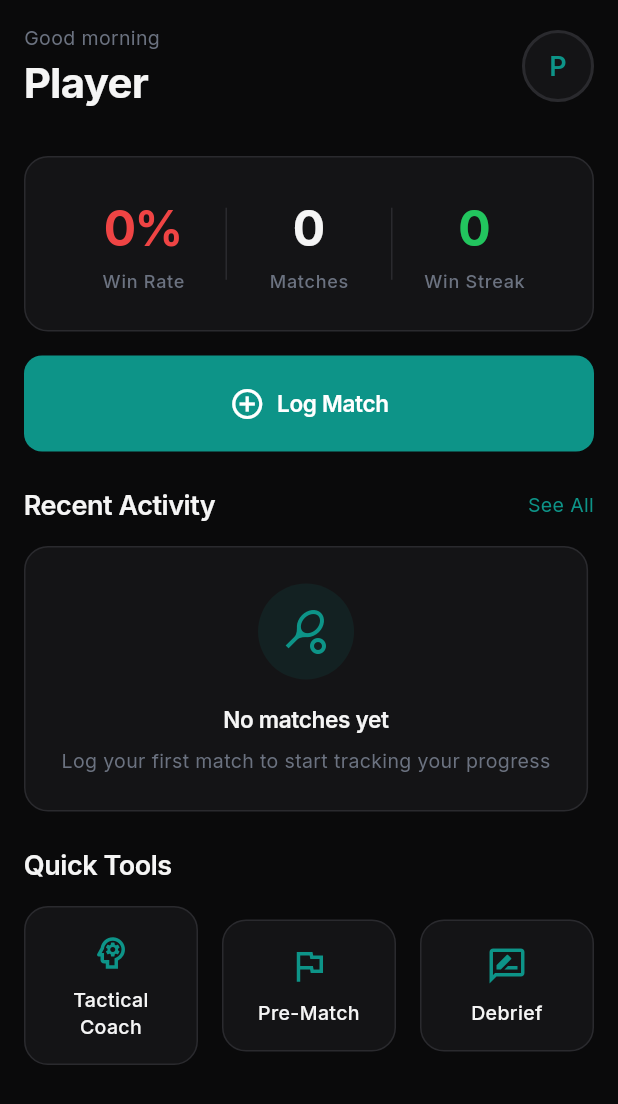
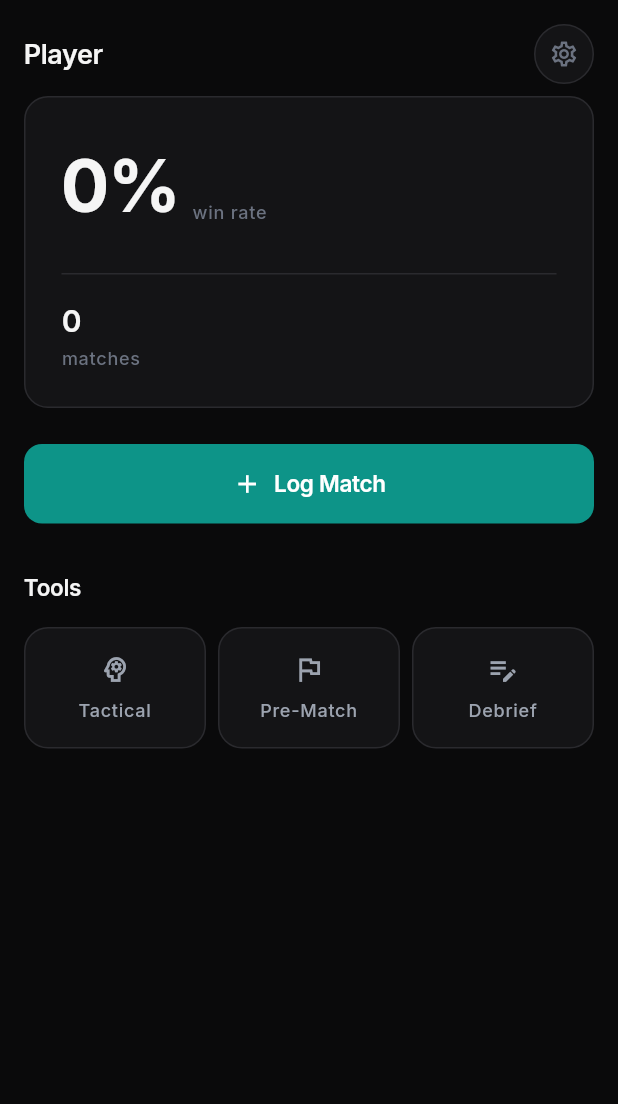
Before and after one commit to baruwaa12/TennisGPT, a Flutter app: the HomeScreen screen opened directly, on a phone screen of 412 x 824 dp. Shown: the top 1104 px of the screen. Run offline on Flutter 3.47's test engine with Material 3 defaults, Android fonts, the phone set to English and light mode, and no system bars; our stand-ins replace flutter_secure_storage, google_fonts, google_sign_in, share_plus, shared_preferences; missing offline and left inert: purchases_flutter; accounts and stored records are empty; network calls fail.

Commit message:
Refine Home Screen: calmer, premium Whoop x Strava aesthetic

```diff
--- a/lib/screens/home_screen.dart
+++ b/lib/screens/home_screen.dart
@@ -13,15 +13,18 @@ import 'mental_check_in_screen.dart';
 import 'emotional_reset_screen.dart';
 import 'settings_screen.dart';
 
-/// Home Screen - Dashboard Hub
+/// Home Screen - Performance Dashboard
 ///
-/// Design: Strava-inspired feed with Whoop-style insights
-/// Structure:
-/// 1. Header (greeting + profile)
-/// 2. Stats overview card
-/// 3. Primary action (Log Match)
-/// 4. Recent activity feed
-/// 5. Quick access tools
+/// Design Philosophy:
+/// - Strava structure: Clear dashboard, performance-first
+/// - Whoop tone: Calm, confident, coach-like
+/// - Premium feel: Restraint over noise
+///
+/// Hierarchy:
+/// 1. Performance stats (visual anchor)
+/// 2. Primary action (Log Match)
+/// 3. Recent activity (context)
+/// 4. Quick tools (secondary)
 
 class HomeScreen extends StatefulWidget {
   const HomeScreen({super.key});
@@ -83,13 +86,6 @@ class _HomeScreenState extends State<HomeScreen> {
     return isWinStreak ? streak : -streak;
   }
 
-  String _getGreeting() {
-    final hour = DateTime.now().hour;
-    if (hour < 12) return 'Good morning';
-    if (hour < 17) return 'Good afternoon';
-    return 'Good evening';
-  }
-
   @override
   Widget build(BuildContext context) {
     final authService = Provider.of<AuthService>(context);
@@ -106,7 +102,7 @@ class _HomeScreenState extends State<HomeScreen> {
           child: CustomScrollView(
             physics: const AlwaysScrollableScrollPhysics(),
             slivers: [
-              // Header
+              // Minimal header
               SliverToBoxAdapter(
                 child: _buildHeader(context, authService, firstName),
               ),
@@ -116,31 +112,25 @@ class _HomeScreenState extends State<HomeScreen> {
                 padding: const EdgeInsets.symmetric(horizontal: AppTheme.spaceMD),
                 sliver: SliverList(
                   delegate: SliverChildListDelegate([
-                    const SizedBox(height: AppTheme.spaceMD),
 
-                    // Stats Overview Card
-                    _buildStatsCard(),
-
-                    const SizedBox(height: AppTheme.spaceMD),
-
-                    // Primary Action - Log Match
-                    _buildPrimaryAction(),
+                    // Performance Card - Visual Anchor
+                    _buildPerformanceCard(streakService),
 
                     const SizedBox(height: AppTheme.spaceLG),
 
-                    // Streak indicator (if active)
-                    if (streakService.currentStreak > 0) ...[
-                      _buildStreakBanner(streakService),
-                      const SizedBox(height: AppTheme.spaceLG),
+                    // Primary Action
+                    _buildPrimaryAction(),
+
+                    const SizedBox(height: AppTheme.spaceXL),
+
+                    // Recent Activity
+                    if (_recentMatches.isNotEmpty) ...[
+                      _buildRecentActivity(),
+                      const SizedBox(height: AppTheme.spaceXL),
                     ],
 
-                    // Recent Activity
-                    _buildRecentActivity(),
-
-                    const SizedBox(height: AppTheme.spaceLG),
-
-                    // Quick Tools
-                    _buildQuickTools(),
+                    // Tools (minimal)
+                    _buildToolsSection(),
 
                     const SizedBox(height: AppTheme.spaceXXL),
                   ]),
@@ -153,29 +143,25 @@ class _HomeScreenState extends State<HomeScreen> {
     );
   }
 
+  /// Minimal header - name and settings only
   Widget _buildHeader(BuildContext context, AuthService authService, String firstName) {
     return Padding(
-      padding: const EdgeInsets.all(AppTheme.spaceMD),
+      padding: const EdgeInsets.fromLTRB(
+        AppTheme.spaceMD,
+        AppTheme.spaceMD,
+        AppTheme.spaceMD,
+        AppTheme.spaceSM,
+      ),
       child: Row(
         mainAxisAlignment: MainAxisAlignment.spaceBetween,
         children: [
-          // Greeting
-          Column(
-            crossAxisAlignment: CrossAxisAlignment.start,
-            children: [
-              Text(
-                _getGreeting(),
-                style: AppTheme.bodySmall,
-              ),
-              const SizedBox(height: AppTheme.spaceXS),
+          // Simple name, no greeting
           Text(
             firstName,
-                style: AppTheme.headingLarge,
-              ),
-            ],
+            style: AppTheme.headingMedium,
           ),
 
-          // Profile avatar
+          // Settings icon
           GestureDetector(
             onTap: () {
               HapticFeedback.lightImpact();
@@ -185,22 +171,18 @@ class _HomeScreenState extends State<HomeScreen> {
               );
             },
             child: Container(
-              width: 48,
-              height: 48,
+              width: 40,
+              height: 40,
               decoration: BoxDecoration(
                 color: AppTheme.surfaceCard,
                 shape: BoxShape.circle,
-                border: Border.all(color: AppTheme.surfaceBorder, width: 2),
+                border: Border.all(color: AppTheme.surfaceBorder),
               ),
-              child: authService.userPhotoURL != null
-                  ? ClipOval(
-                      child: Image.network(
-                        authService.userPhotoURL!,
-                        fit: BoxFit.cover,
-                        errorBuilder: (_, __, ___) => _buildAvatarFallback(firstName),
+              child: const Icon(
+                Icons.settings_outlined,
+                color: AppTheme.textMuted,
+                size: 20,
               ),
-                    )
-                  : _buildAvatarFallback(firstName),
             ),
           ),
         ],
@@ -208,102 +190,99 @@ class _HomeScreenState extends State<HomeScreen> {
     );
   }
 
-  Widget _buildAvatarFallback(String name) {
-    return Center(
-      child: Text(
-        name.substring(0, 1).toUpperCase(),
-        style: AppTheme.headingMedium.copyWith(color: AppTheme.primary),
-      ),
-    );
-  }
-
-  Widget _buildStatsCard() {
+  /// Performance Card - The visual anchor
+  /// Hierarchy: Primary stat → Secondary stats → Tertiary indicators
+  Widget _buildPerformanceCard(StreakService streakService) {
     final winPercentage = (_winRate * 100).toStringAsFixed(0);
 
-    return TGCard(
+    return Container(
       padding: AppTheme.cardPaddingLarge,
+      decoration: AppTheme.cardDecoration,
       child: Column(
+        crossAxisAlignment: CrossAxisAlignment.start,
         children: [
-          // Stats row
+          // Primary Stat: Win Rate (large, prominent)
           Row(
+            crossAxisAlignment: CrossAxisAlignment.end,
             children: [
-              Expanded(
-                child: _buildStatItem(
-                  value: '$winPercentage%',
-                  label: 'Win Rate',
-                  valueColor: double.parse(winPercentage) >= 50
-                      ? AppTheme.win
-                      : AppTheme.loss,
+              Text(
+                '$winPercentage%',
+                style: AppTheme.statLarge.copyWith(
+                  fontSize: 48,
+                  color: AppTheme.textPrimary,
                 ),
               ),
-              Container(
-                width: 1,
-                height: 48,
-                color: AppTheme.surfaceBorder,
-              ),
-              Expanded(
-                child: _buildStatItem(
-                  value: '$_totalMatches',
-                  label: 'Matches',
-                ),
-              ),
-              Container(
-                width: 1,
-                height: 48,
-                color: AppTheme.surfaceBorder,
-              ),
-              Expanded(
-                child: _buildStatItem(
-                  value: '${_currentStreak.abs()}',
-                  label: _currentStreak >= 0 ? 'Win Streak' : 'Loss Streak',
-                  valueColor: _currentStreak >= 0 ? AppTheme.win : AppTheme.loss,
+              const SizedBox(width: AppTheme.spaceSM),
+              Padding(
+                padding: const EdgeInsets.only(bottom: 8),
+                child: Text(
+                  'win rate',
+                  style: AppTheme.label,
                 ),
               ),
             ],
           ),
 
-          // Last 5 matches visual
+          const SizedBox(height: AppTheme.spaceLG),
+
+          // Divider
+          Container(height: 1, color: AppTheme.surfaceBorder),
+
+          const SizedBox(height: AppTheme.spaceMD),
+
+          // Secondary Stats Row
+          Row(
+            children: [
+              // Matches played
+              Expanded(
+                child: _buildSecondaryStatItem(
+                  value: '$_totalMatches',
+                  label: 'matches',
+                ),
+              ),
+
+              // Streak (integrated, not separate)
+              if (_currentStreak != 0)
+                Expanded(
+                  child: _buildSecondaryStatItem(
+                    value: '${_currentStreak.abs()}',
+                    label: _currentStreak > 0 ? 'win streak' : 'to bounce back',
+                    valueColor: _currentStreak > 0 ? AppTheme.win : null,
+                  ),
+                ),
+
+              // App streak (subtle)
+              if (streakService.currentStreak > 0)
+                Expanded(
+                  child: _buildSecondaryStatItem(
+                    value: '${streakService.currentStreak}',
+                    label: 'day streak',
+                  ),
+                ),
+            ],
+          ),
+
+          // Tertiary: Recent form (subtle visual)
           if (_recentMatches.isNotEmpty) ...[
             const SizedBox(height: AppTheme.spaceMD),
-            Container(
-              height: 1,
-              color: AppTheme.surfaceBorder,
-            ),
+            Container(height: 1, color: AppTheme.surfaceBorder),
             const SizedBox(height: AppTheme.spaceMD),
+
             Row(
               children: [
-                Text(
-                  'Last ${_recentMatches.take(5).length}',
-                  style: AppTheme.label,
-                ),
+                Text('Recent', style: AppTheme.label),
                 const SizedBox(width: AppTheme.spaceMD),
                 ...List.generate(
                   _recentMatches.take(5).length,
                   (index) {
-                    final match = _recentMatches[index];
-                    final isWin = match.result.toLowerCase() == 'win';
+                    final isWin = _recentMatches[index].result.toLowerCase() == 'win';
                     return Container(
-                      margin: const EdgeInsets.only(right: AppTheme.spaceSM),
-                      width: 32,
-                      height: 32,
+                      margin: const EdgeInsets.only(right: 6),
+                      width: 8,
+                      height: 8,
                       decoration: BoxDecoration(
-                        color: isWin
-                            ? AppTheme.win.withOpacity(0.15)
-                            : AppTheme.loss.withOpacity(0.15),
-                        borderRadius: BorderRadius.circular(AppTheme.radiusSM),
-                        border: Border.all(
-                          color: isWin ? AppTheme.win : AppTheme.loss,
-                          width: 1,
-                        ),
-                      ),
-                      child: Center(
-                        child: Text(
-                          isWin ? 'W' : 'L',
-                          style: AppTheme.bodySmall.copyWith(
-                            color: isWin ? AppTheme.win : AppTheme.loss,
-                            fontWeight: FontWeight.w600,
-                          ),
-                        ),
+                        color: isWin ? AppTheme.win : AppTheme.loss.withOpacity(0.6),
+                        shape: BoxShape.circle,
                       ),
                     );
                   },
@@ -316,25 +295,27 @@ class _HomeScreenState extends State<HomeScreen> {
     );
   }
 
-  Widget _buildStatItem({
+  Widget _buildSecondaryStatItem({
     required String value,
     required String label,
     Color? valueColor,
   }) {
     return Column(
+      crossAxisAlignment: CrossAxisAlignment.start,
       children: [
         Text(
           value,
-          style: AppTheme.statLarge.copyWith(
+          style: AppTheme.statMedium.copyWith(
             color: valueColor ?? AppTheme.textPrimary,
           ),
         ),
-        const SizedBox(height: AppTheme.spaceXS),
+        const SizedBox(height: 2),
         Text(label, style: AppTheme.label),
       ],
     );
   }
 
+  /// Primary Action - Clear but not overpowering
   Widget _buildPrimaryAction() {
     return GestureDetector(
       onTap: () {
@@ -347,7 +328,7 @@ class _HomeScreenState extends State<HomeScreen> {
       child: Container(
         padding: const EdgeInsets.symmetric(
           horizontal: AppTheme.spaceLG,
-          vertical: AppTheme.spaceMD + 4,
+          vertical: AppTheme.spaceMD,
         ),
         decoration: BoxDecoration(
           color: AppTheme.primary,
@@ -357,9 +338,9 @@ class _HomeScreenState extends State<HomeScreen> {
           mainAxisAlignment: MainAxisAlignment.center,
           children: [
             const Icon(
-              Icons.add_circle_outline,
+              Icons.add,
               color: Colors.white,
-              size: 24,
+              size: 20,
             ),
             const SizedBox(width: AppTheme.spaceSM),
             Text(
@@ -372,54 +353,7 @@ class _HomeScreenState extends State<HomeScreen> {
     );
   }
 
-  Widget _buildStreakBanner(StreakService streakService) {
-    return Container(
-      padding: const EdgeInsets.all(AppTheme.spaceMD),
-      decoration: BoxDecoration(
-        gradient: LinearGradient(
-          colors: [
-            AppTheme.warning.withOpacity(0.2),
-            AppTheme.warning.withOpacity(0.05),
-          ],
-          begin: Alignment.centerLeft,
-          end: Alignment.centerRight,
-        ),
-        borderRadius: BorderRadius.circular(AppTheme.radiusMD),
-        border: Border.all(color: AppTheme.warning.withOpacity(0.3)),
-      ),
-      child: Row(
-        children: [
-          Container(
-            padding: const EdgeInsets.all(AppTheme.spaceSM),
-            decoration: BoxDecoration(
-              color: AppTheme.warning.withOpacity(0.2),
-              borderRadius: BorderRadius.circular(AppTheme.radiusSM),
-            ),
-            child: const Text('🔥', style: TextStyle(fontSize: 20)),
-          ),
-          const SizedBox(width: AppTheme.spaceMD),
-          Expanded(
-            child: Column(
-              crossAxisAlignment: CrossAxisAlignment.start,
-              children: [
-                Text(
-                  '${streakService.currentStreak} Day Streak',
-                  style: AppTheme.headingSmall.copyWith(color: AppTheme.warning),
-                ),
-                Text(
-                  streakService.hasActivityToday
-                      ? "You're on fire!"
-                      : "Log a match to keep it going",
-                  style: AppTheme.bodySmall,
-                ),
-              ],
-            ),
-          ),
-        ],
-      ),
-    );
-  }
-
+  /// Recent Activity - Context with subtle insights
   Widget _buildRecentActivity() {
     return Column(
       crossAxisAlignment: CrossAxisAlignment.start,
@@ -428,7 +362,7 @@ class _HomeScreenState extends State<HomeScreen> {
         Row(
           mainAxisAlignment: MainAxisAlignment.spaceBetween,
           children: [
-            Text('Recent Activity', style: AppTheme.headingMedium),
+            Text('Recent', style: AppTheme.headingSmall),
             GestureDetector(
               onTap: () {
                 HapticFeedback.lightImpact();
@@ -438,7 +372,7 @@ class _HomeScreenState extends State<HomeScreen> {
                 );
               },
               child: Text(
-                'See All',
+                'View all',
                 style: AppTheme.bodySmall.copyWith(color: AppTheme.primary),
               ),
             ),
@@ -447,30 +381,32 @@ class _HomeScreenState extends State<HomeScreen> {
 
         const SizedBox(height: AppTheme.spaceMD),
 
-        // Activity feed
-        if (_isLoading)
-          const Center(
-            child: Padding(
-              padding: EdgeInsets.all(AppTheme.spaceLG),
-              child: CircularProgressIndicator(color: AppTheme.primary),
-            ),
-          )
-        else if (_recentMatches.isEmpty)
-          _buildEmptyState()
-        else
+        // Match list
         ...List.generate(
           _recentMatches.take(3).length,
           (index) => Padding(
-              padding: const EdgeInsets.only(bottom: AppTheme.spaceMD),
-              child: _buildMatchCard(_recentMatches[index]),
+            padding: const EdgeInsets.only(bottom: AppTheme.spaceSM),
+            child: _buildMatchItem(_recentMatches[index]),
           ),
         ),
       ],
     );
   }
 
-  Widget _buildMatchCard(MatchPerformance match) {
+  /// Match item - Clean with optional insight
+  Widget _buildMatchItem(MatchPerformance match) {
     final isWin = match.result.toLowerCase() == 'win';
+
+    // Extract a brief insight if available
+    String? insight;
+    if (match.reflection != null && match.reflection!.isNotEmpty) {
+      // Take first sentence or first 50 chars
+      final reflection = match.reflection!;
+      final firstSentence = reflection.split('.').first;
+      insight = firstSentence.length > 60
+          ? '${firstSentence.substring(0, 57)}...'
+          : firstSentence;
+    }
 
     return GestureDetector(
       onTap: () {
@@ -480,54 +416,70 @@ class _HomeScreenState extends State<HomeScreen> {
           MaterialPageRoute(builder: (context) => const MatchHistoryScreen()),
         );
       },
-      child: TGCard(
+      child: Container(
+        padding: AppTheme.cardPadding,
+        decoration: AppTheme.cardDecoration,
         child: Row(
           children: [
-            // Result indicator
+            // Result indicator - subtle
             Container(
-              width: 48,
-              height: 48,
+              width: 4,
+              height: insight != null ? 48 : 36,
               decoration: BoxDecoration(
-                color: isWin
-                    ? AppTheme.win.withOpacity(0.15)
-                    : AppTheme.loss.withOpacity(0.15),
-                borderRadius: BorderRadius.circular(AppTheme.radiusSM),
-              ),
-              child: Center(
-                child: Text(
-                  isWin ? 'W' : 'L',
-                  style: AppTheme.headingMedium.copyWith(
-                    color: isWin ? AppTheme.win : AppTheme.loss,
-                  ),
-                ),
+                color: isWin ? AppTheme.win : AppTheme.loss.withOpacity(0.7),
+                borderRadius: BorderRadius.circular(2),
               ),
             ),
 
             const SizedBox(width: AppTheme.spaceMD),
 
-            // Match details
+            // Match info
             Expanded(
               child: Column(
                 crossAxisAlignment: CrossAxisAlignment.start,
                 children: [
+                  Row(
+                    children: [
                       Text(
-                    'vs ${match.opponent}',
-                    style: AppTheme.headingSmall,
+                        match.opponent,
+                        style: AppTheme.bodyMedium.copyWith(
+                          color: AppTheme.textPrimary,
+                          fontWeight: FontWeight.w500,
                         ),
-                  const SizedBox(height: AppTheme.spaceXS),
+                      ),
+                      const SizedBox(width: AppTheme.spaceSM),
                       Text(
-                    '${_formatDate(match.date)} • ${match.setsWon}-${match.setsLost}',
+                        '${match.setsWon}-${match.setsLost}',
                         style: AppTheme.bodySmall,
                       ),
                     ],
                   ),
+                  const SizedBox(height: 2),
+                  Text(
+                    _formatDate(match.date),
+                    style: AppTheme.label,
+                  ),
+                  // Subtle insight line
+                  if (insight != null) ...[
+                    const SizedBox(height: AppTheme.spaceSM),
+                    Text(
+                      insight,
+                      style: AppTheme.bodySmall.copyWith(
+                        fontStyle: FontStyle.italic,
+                        color: AppTheme.textMuted,
+                      ),
+                      maxLines: 1,
+                      overflow: TextOverflow.ellipsis,
+                    ),
+                  ],
+                ],
+              ),
             ),
 
-            // Arrow
             const Icon(
               Icons.chevron_right,
               color: AppTheme.textMuted,
-              size: 20,
+              size: 18,
             ),
           ],
         ),
@@ -535,94 +487,50 @@ class _HomeScreenState extends State<HomeScreen> {
     );
   }
 
-  Widget _buildEmptyState() {
-    return TGCard(
-      padding: AppTheme.cardPaddingLarge,
-      child: Column(
-        children: [
-          Container(
-            padding: const EdgeInsets.all(AppTheme.spaceMD),
-            decoration: BoxDecoration(
-              color: AppTheme.primary.withOpacity(0.1),
-              shape: BoxShape.circle,
-            ),
-            child: const Icon(
-              Icons.sports_tennis,
-              size: 32,
-              color: AppTheme.primary,
-            ),
-          ),
-          const SizedBox(height: AppTheme.spaceMD),
-          Text(
-            'No matches yet',
-            style: AppTheme.headingSmall,
-          ),
-          const SizedBox(height: AppTheme.spaceSM),
-          Text(
-            'Log your first match to start tracking your progress',
-            textAlign: TextAlign.center,
-            style: AppTheme.bodySmall,
-          ),
-        ],
-      ),
-    );
-  }
-
-  Widget _buildQuickTools() {
+  /// Tools Section - Minimal, secondary
+  Widget _buildToolsSection() {
     return Column(
       crossAxisAlignment: CrossAxisAlignment.start,
       children: [
-        Text('Quick Tools', style: AppTheme.headingMedium),
+        Text('Tools', style: AppTheme.headingSmall),
 
         const SizedBox(height: AppTheme.spaceMD),
 
         Row(
           children: [
-            Expanded(
-              child: _buildToolCard(
+            Expanded(child: _buildToolItem(
               icon: Icons.psychology_outlined,
-                label: 'Tactical Coach',
-                onTap: () {
-                  Navigator.push(
+              label: 'Tactical',
+              onTap: () => Navigator.push(
                 context,
                 MaterialPageRoute(builder: (context) => const TacticalCoachScreen()),
-                  );
-                },
               ),
-            ),
-            const SizedBox(width: AppTheme.spaceMD),
-            Expanded(
-              child: _buildToolCard(
+            )),
+            const SizedBox(width: AppTheme.spaceSM),
+            Expanded(child: _buildToolItem(
               icon: Icons.flag_outlined,
               label: 'Pre-Match',
-                onTap: () {
-                  Navigator.push(
+              onTap: () => Navigator.push(
                 context,
                 MaterialPageRoute(builder: (context) => const MentalCheckInScreen()),
-                  );
-                },
               ),
-            ),
-            const SizedBox(width: AppTheme.spaceMD),
-            Expanded(
-              child: _buildToolCard(
-                icon: Icons.rate_review_outlined,
+            )),
+            const SizedBox(width: AppTheme.spaceSM),
+            Expanded(child: _buildToolItem(
+              icon: Icons.edit_note_outlined,
               label: 'Debrief',
-                onTap: () {
-                  Navigator.push(
+              onTap: () => Navigator.push(
                 context,
                 MaterialPageRoute(builder: (context) => const EmotionalResetScreen()),
-                  );
-                },
               ),
-            ),
+            )),
           ],
         ),
       ],
     );
   }
 
-  Widget _buildToolCard({
+  Widget _buildToolItem({
     required IconData icon,
     required String label,
     required VoidCallback onTap,
@@ -632,21 +540,19 @@ class _HomeScreenState extends State<HomeScreen> {
         HapticFeedback.lightImpact();
         onTap();
       },
-      child: TGCard(
+      child: Container(
+        padding: const EdgeInsets.symmetric(
+          horizontal: AppTheme.spaceSM,
+          vertical: AppTheme.spaceMD,
+        ),
+        decoration: AppTheme.cardDecoration,
         child: Column(
           children: [
-            Icon(
-              icon,
-              size: 28,
-              color: AppTheme.primary,
-            ),
+            Icon(icon, size: 22, color: AppTheme.textSecondary),
             const SizedBox(height: AppTheme.spaceSM),
             Text(
               label,
-              style: AppTheme.bodySmall.copyWith(
-                fontWeight: FontWeight.w500,
-                color: AppTheme.textPrimary,
-              ),
+              style: AppTheme.label.copyWith(color: AppTheme.textSecondary),
               textAlign: TextAlign.center,
             ),
           ],
@@ -661,7 +567,7 @@ class _HomeScreenState extends State<HomeScreen> {
 
     if (diff.inDays == 0) return 'Today';
     if (diff.inDays == 1) return 'Yesterday';
-    if (diff.inDays < 7) return '${diff.inDays} days ago';
+    if (diff.inDays < 7) return '${diff.inDays}d ago';
 
     final months = ['Jan', 'Feb', 'Mar', 'Apr', 'May', 'Jun',
                     'Jul', 'Aug', 'Sep', 'Oct', 'Nov', 'Dec'];
```
Lines whose indentation alone changed are shown as unchanged.
